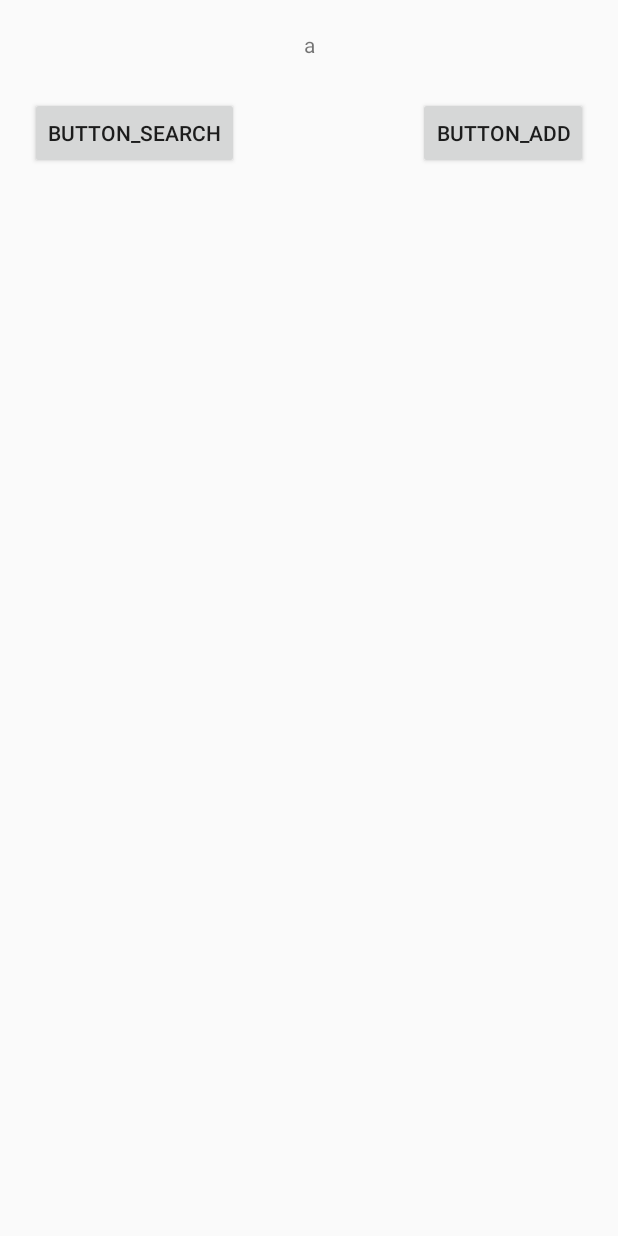
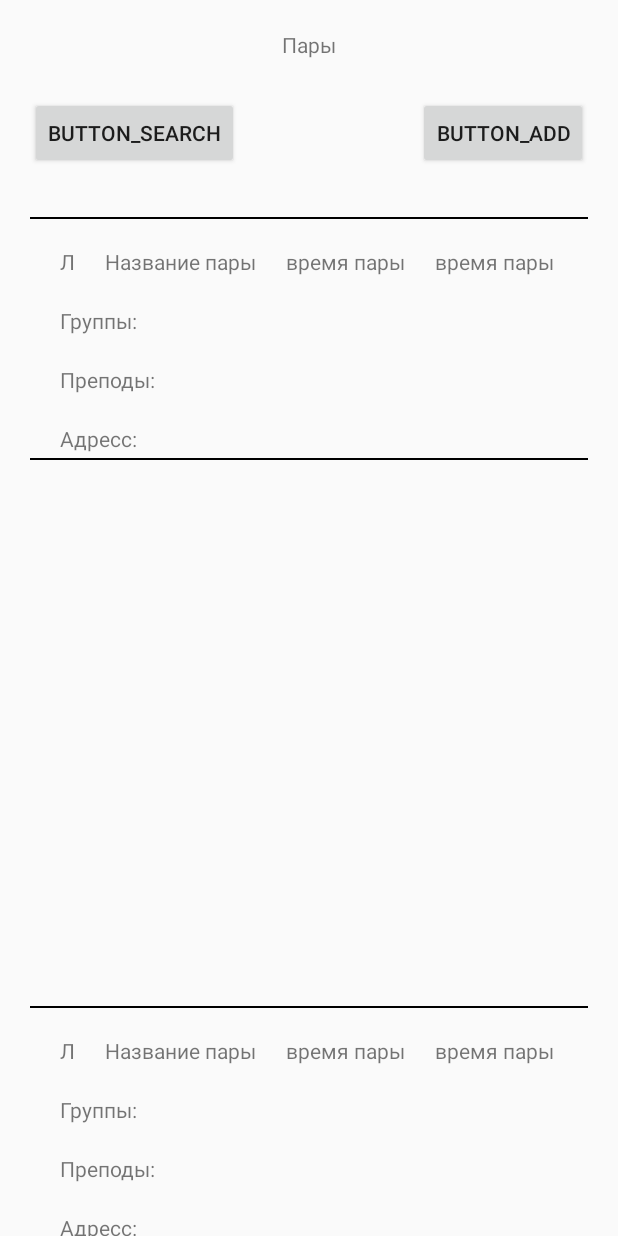
Before and after one commit to Cir2100/DeadSpace, an Android app: the layout start_activity.xml on its own in the app's theme, with its tools: preview values and no code run, on a phone screen of 412 x 824 dp. Run offline under Robolectric (Android 15) with nearby library versions, the phone set to English and light mode, and no system bars.

```diff
--- a/app/build.gradle
+++ b/app/build.gradle
@@ -69,6 +69,7 @@ dependencies {
     implementation 'androidx.appcompat:appcompat:1.3.0'
     implementation 'com.google.android.material:material:1.4.0'
     implementation 'androidx.constraintlayout:constraintlayout:2.0.4'
+    implementation 'androidx.recyclerview:recyclerview:1.2.1'
 
     //viewModel and LiveData
     implementation "androidx.lifecycle:lifecycle-extensions:2.2.0"
--- a/app/src/main/java/com/example/deadspace/schedule/ScheduleLoader.kt
+++ b/app/src/main/java/com/example/deadspace/schedule/ScheduleLoader.kt
@@ -9,7 +9,7 @@ class ScheduleLoader(private val myPairDao: MyPairDao) {
     private val localLoader = ScheduleLoaderLocalData(myPairDao)
     private val internetLoader = ScheduleLoaderInternet(myPairDao)
 
-    val pairs: LiveData<MyPairData> = myPairDao.cashLiveData
+    val pairs: LiveData<List<MyPairData>> = myPairDao.cashLiveData
 
     //TODO: logic loader
     //load scheadule from local data or internet
--- a/app/src/main/java/com/example/deadspace/schedule/scheduleDatabase.kt
+++ b/app/src/main/java/com/example/deadspace/schedule/scheduleDatabase.kt
@@ -42,7 +42,7 @@ interface MyPairDao {
 
     //load current cash
     @get:Query("SELECT * FROM MyPairData WHERE isCash = 1")
-    val cashLiveData: LiveData<MyPairData>
+    val cashLiveData: LiveData<List<MyPairData>>
 }
 
 @Database(entities = [MyPairData::class], version = 3)
--- a/app/src/main/java/com/example/deadspace/view/ui/main/StartViewModel.kt
+++ b/app/src/main/java/com/example/deadspace/view/ui/main/StartViewModel.kt
@@ -23,7 +23,9 @@ class StartViewModel(private val myPairDao: MyPairDao) : ViewModel() {
     /*private val _data = MutableLiveData<String>()
     val data : LiveData<String> = _data*/
 
-    val data = scheduleLoader.pairs
+    //val data = scheduleLoader.pairs
+
+    val myPairList :  LiveData<List<MyPairData>> = scheduleLoader.pairs
 
     fun onSearch() {
         // TODO: users input
--- /dev/null
+++ b/app/src/main/res/layout/pair_item.xml
@@ -0,0 +1,103 @@
+<?xml version="1.0" encoding="utf-8"?>
+<layout xmlns:android="http://schemas.android.com/apk/res/android"
+    xmlns:app="http://schemas.android.com/apk/res-auto">
+
+    <data>
+        <variable name="startViewModel"
+        type="com.example.deadspace.view.ui.main.StartViewModel"/>
+    </data>
+
+    <androidx.constraintlayout.widget.ConstraintLayout
+        android:layout_width="match_parent"
+        android:layout_height="match_parent"
+        android:layout_marginVertical="10px">
+
+        <View
+            android:layout_width="match_parent"
+            app:layout_constraintStart_toStartOf="parent"
+            app:layout_constraintTop_toTopOf="parent"
+            android:layout_height="1dp"
+            android:background="@android:color/black" />
+
+        <TextView
+            android:id="@+id/pair_item_type"
+            android:layout_width="wrap_content"
+            android:layout_height="wrap_content"
+            android:text="Л"
+            app:layout_constraintStart_toStartOf="parent"
+            app:layout_constraintTop_toTopOf="parent"
+            android:layout_marginTop="30px"
+            android:layout_marginLeft="30px" />
+
+        <TextView
+        android:id="@+id/pair_item_name"
+        android:layout_width="wrap_content"
+        android:layout_height="wrap_content"
+        android:text="Название пары"
+            app:layout_constraintStart_toEndOf="@id/pair_item_type"
+            app:layout_constraintTop_toTopOf="parent"
+        android:layout_marginTop="30px"
+        android:layout_marginLeft="30px" />
+
+        <TextView
+            android:id="@+id/pair_item_time"
+            android:layout_width="wrap_content"
+            android:layout_height="wrap_content"
+            android:text="время пары"
+            app:layout_constraintStart_toEndOf="@id/pair_item_name"
+            app:layout_constraintTop_toTopOf="parent"
+            android:layout_marginTop="30px"
+            android:layout_marginLeft="30px" />
+
+        <TextView
+            android:id="@+id/pair_item_week"
+            android:layout_width="wrap_content"
+            android:layout_height="wrap_content"
+            android:text="время пары"
+            app:layout_constraintStart_toEndOf="@id/pair_item_time"
+            app:layout_constraintTop_toTopOf="parent"
+            android:layout_marginTop="30px"
+            android:layout_marginLeft="30px" />
+
+        <TextView
+            android:id="@+id/pair_item_groups"
+            android:layout_width="wrap_content"
+            android:layout_height="wrap_content"
+            android:text="Группы:"
+            app:layout_constraintStart_toStartOf="parent"
+            app:layout_constraintTop_toBottomOf="@id/pair_item_name"
+            android:layout_marginTop="30px"
+            android:layout_marginLeft="30px" />
+
+        <TextView
+            android:id="@+id/pair_item_teachers"
+            android:layout_width="wrap_content"
+            android:layout_height="wrap_content"
+            android:text="Преподы:"
+            app:layout_constraintStart_toStartOf="parent"
+            app:layout_constraintTop_toBottomOf="@id/pair_item_groups"
+            android:layout_marginTop="30px"
+            android:layout_marginLeft="30px" />
+
+        <TextView
+            android:id="@+id/pair_item_address"
+            android:layout_width="wrap_content"
+            android:layout_height="wrap_content"
+            android:text="Адресс:"
+            app:layout_constraintStart_toStartOf="parent"
+            app:layout_constraintTop_toBottomOf="@id/pair_item_teachers"
+            android:layout_marginTop="30px"
+            android:layout_marginLeft="30px" />
+
+        <View
+            android:layout_width="match_parent"
+            app:layout_constraintStart_toStartOf="parent"
+            app:layout_constraintTop_toBottomOf="@id/pair_item_address"
+            android:layout_marginTop="5px"
+            android:layout_height="1dp"
+            android:background="@android:color/black" />
+
+
+
+    </androidx.constraintlayout.widget.ConstraintLayout>
+</layout>
--- a/app/src/main/res/layout/start_activity.xml
+++ b/app/src/main/res/layout/start_activity.xml
@@ -17,7 +17,7 @@
             android:id="@+id/message"
             android:layout_width="wrap_content"
             android:layout_height="wrap_content"
-            android:text="a"
+            android:text="Пары"
             app:layout_constraintEnd_toEndOf="parent"
             app:layout_constraintStart_toStartOf="parent"
             app:layout_constraintTop_toTopOf="parent"
@@ -47,5 +47,15 @@
             tools:layout_editor_absoluteX="161dp"
             android:onClick="@{() -> startViewModel.addPair()}"/>
 
+
+        <androidx.recyclerview.widget.RecyclerView
+            android:id="@+id/pair_list"
+            android:layout_width="match_parent"
+            android:layout_height="wrap_content"
+            android:layout_marginTop="25dp"
+            android:layout_marginHorizontal="20dp"
+            app:layout_constraintTop_toBottomOf="@+id/button_add"
+            tools:listitem="@layout/pair_item"/>
+
     </androidx.constraintlayout.widget.ConstraintLayout>
 </layout>
```
Also changed, not shown: app/src/main/java/com/example/deadspace/view/ui/main/PairListAdapter.kt (added, +63 -0 lines), app/src/main/java/com/example/deadspace/view/ui/main/StartActivity.kt (+7 -2 lines).
